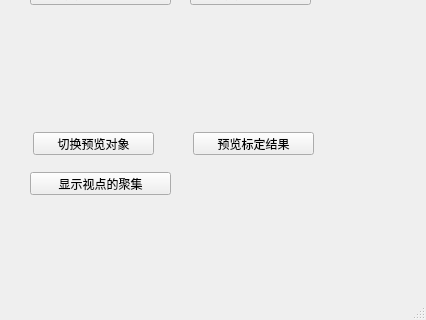
This is hellogl2/mainentrywindow.ui in h005/myViewpoint as Qt 5 draws it before an edit; both pictures show x 0 to 426 and y 348 to 668 of the 426 by 668 pixel window. The edited form follows.
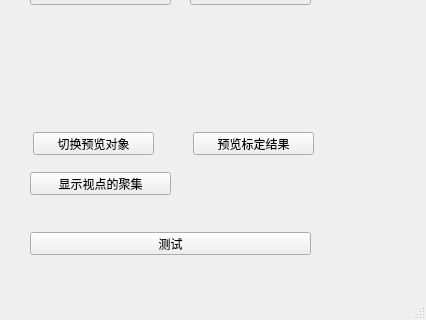
This is the edited form.

What changed in the file:
```diff
--- a/hellogl2/mainentrywindow.ui
+++ b/hellogl2/mainentrywindow.ui
@@ -222,6 +222,19 @@
      <string>显示视点的聚集</string>
     </property>
    </widget>
+   <widget class="QPushButton" name="pushButton_2">
+    <property name="geometry">
+     <rect>
+      <x>30</x>
+      <y>580</y>
+      <width>281</width>
+      <height>23</height>
+     </rect>
+    </property>
+    <property name="text">
+     <string>测试</string>
+    </property>
+   </widget>
   </widget>
   <widget class="QMenuBar" name="menubar">
    <property name="geometry">
```
